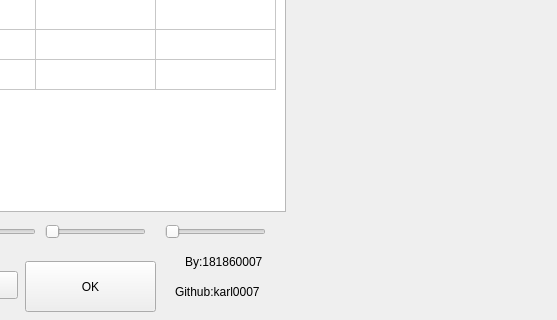
The window that Gabor noise/ParaTable.ui (Karl0007/GaborNoise) describes before a commit, drawn with Qt 5; both pictures show x 455 to 1012 and y 139 to 459 of the 1012 by 459 pixel window.
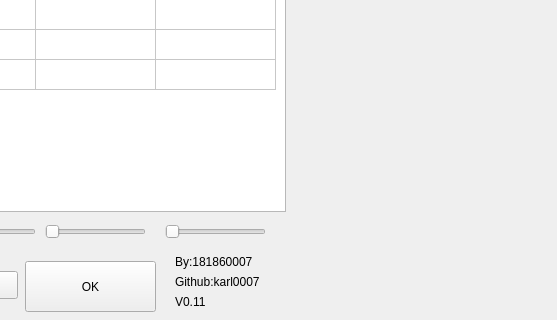
The same window after the commit.

Diff of the .ui file:
```diff
--- a/Gabor noise/ParaTable.ui
+++ b/Gabor noise/ParaTable.ui
@@ -399,7 +399,7 @@
   <widget class="QLabel" name="label_5">
    <property name="geometry">
     <rect>
-     <x>640</x>
+     <x>630</x>
      <y>390</y>
      <width>111</width>
      <height>21</height>
@@ -413,7 +413,7 @@
    <property name="geometry">
     <rect>
      <x>630</x>
-     <y>420</y>
+     <y>410</y>
      <width>131</width>
      <height>21</height>
     </rect>
@@ -422,6 +422,19 @@
     <string>Github:karl0007</string>
    </property>
   </widget>
+  <widget class="QLabel" name="label_7">
+   <property name="geometry">
+    <rect>
+     <x>630</x>
+     <y>430</y>
+     <width>131</width>
+     <height>21</height>
+    </rect>
+   </property>
+   <property name="text">
+    <string>V0.11</string>
+   </property>
+  </widget>
  </widget>
  <layoutdefault spacing="6" margin="11"/>
  <resources/>
```
